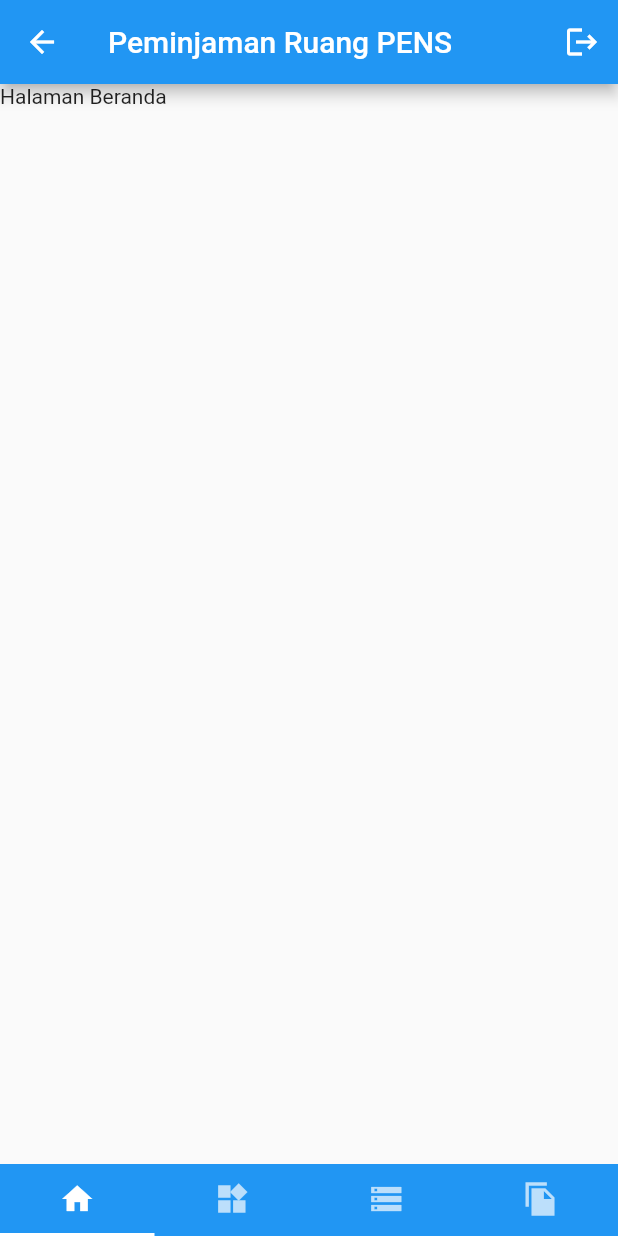
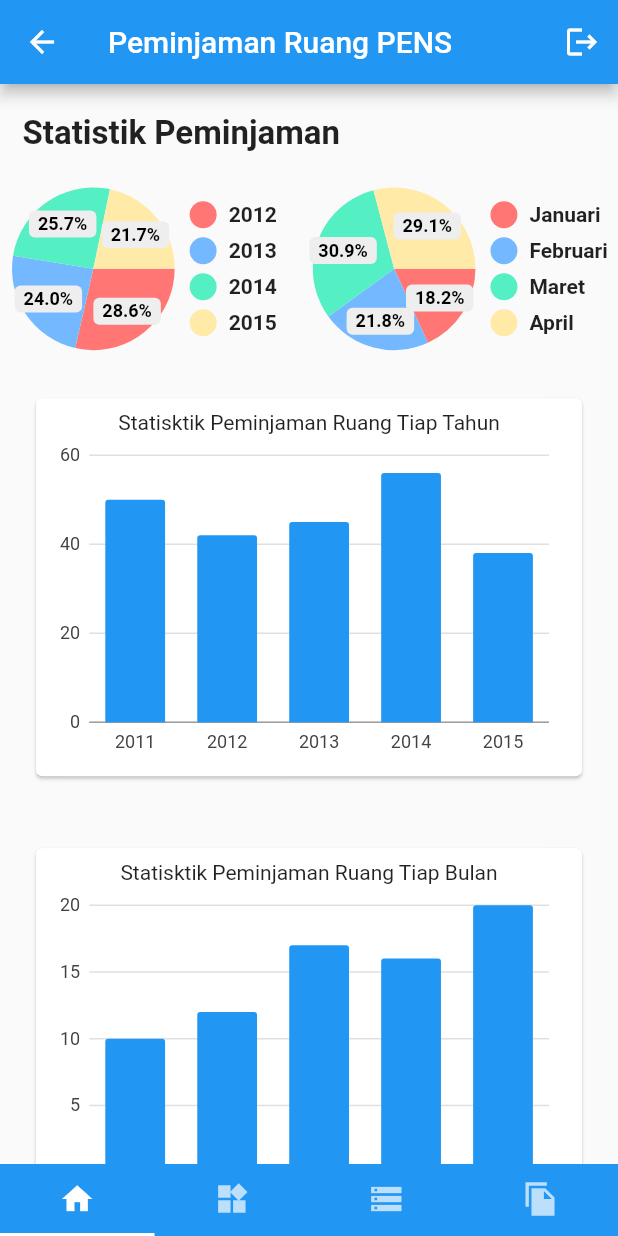
Before and after one commit to fiqriAidin/apk_peminjaman_ruang, a Flutter app: the HomeAdmin screen opened directly, on a phone screen of 412 x 824 dp. Run offline on Flutter 3.47's test engine with Material 2 defaults, Android fonts, the phone set to English and light mode, and no system bars; drawn by our look-alikes of pie_chart; our stand-ins replace charts_flutter, file_picker, introduction_screen.

Commit message:
pengerjaan 23-09-2022

```diff
--- a/lib/pages/beranda.dart
+++ b/lib/pages/beranda.dart
@@ -1,11 +1,83 @@
 import 'package:flutter/material.dart';
 import 'package:peminjaman_ruang/pages/login.dart';
+import 'package:charts_flutter/flutter.dart' as charts;
+import 'package:pie_chart/pie_chart.dart';
+
+//membuat model dalam satu tahun
+class Years {
+  final String year;
+  final int count;
+
+  Years({
+    required this.year,
+    required this.count,
+  });
+}
+
+//membuat model dalam satu bulan
+class Months {
+  final String months;
+  final int count;
+
+  Months({
+    required this.months,
+    required this.count,
+  });
+}
 
 class Beranda extends StatelessWidget {
-  const Beranda({Key? key}) : super(key: key);
+  Beranda({Key? key}) : super(key: key);
+
+  final List<Years> data1 = [
+    Years(year: "2011", count: 50),
+    Years(year: "2012", count: 42),
+    Years(year: "2013", count: 45),
+    Years(year: "2014", count: 56),
+    Years(year: "2015", count: 38),
+  ];
+
+  final List<Months> data2 = [
+    Months(months: "Januari", count: 10),
+    Months(months: "Februari", count: 12),
+    Months(months: "Maret", count: 17),
+    Months(months: "April", count: 16),
+    Months(months: "Mei", count: 20),
+  ];
+
+  Map<String, double> dataMap1 = {
+    "2012": 50,
+    "2013": 42,
+    "2014": 45,
+    "2015": 38,
+  };
+
+  Map<String, double> dataMap2 = {
+    "Januari": 10,
+    "Februari": 12,
+    "Maret": 17,
+    "April": 16,
+  };
 
   @override
   Widget build(BuildContext context) {
+    List<charts.Series<Years, String>> series1 = [
+      charts.Series(
+        id: "Years",
+        data: data1,
+        domainFn: (Years series, _) => series.year,
+        measureFn: (Years series, _) => series.count,
+      )
+    ];
+
+    List<charts.Series<Months, String>> series2 = [
+      charts.Series(
+        id: "Years",
+        data: data2,
+        domainFn: (Months series, _) => series.months,
+        measureFn: (Months series, _) => series.count,
+      )
+    ];
+
     return Scaffold(
       appBar: AppBar(
         title: const Text("Peminjaman Ruang PENS"),
@@ -23,8 +95,87 @@
               ))
         ],
       ),
-      body: Container(
-        child: const Text('Halaman Beranda'),
+      body: ListView(
+        children: [
+          Padding(padding: EdgeInsets.only(top: 20)),
+          Container(
+            padding: EdgeInsets.only(left: 15, bottom: 15),
+            child: Text(
+              "Statistik Peminjaman",
+              style: TextStyle(
+                fontSize: 22,
+                fontWeight: FontWeight.bold,
+              ),
+            ),
+          ),
+          Row(
+            mainAxisAlignment: MainAxisAlignment.center,
+            children: [
+              PieChart(
+                dataMap: dataMap1,
+                animationDuration: Duration(milliseconds: 1000),
+                chartLegendSpacing: 10,
+                chartRadius: MediaQuery.of(context).size.width / 3.8,
+                chartValuesOptions: ChartValuesOptions(
+                  showChartValuesInPercentage: true,
+                ),
+              ),
+              PieChart(
+                dataMap: dataMap2,
+                animationDuration: Duration(milliseconds: 1000),
+                chartLegendSpacing: 10,
+                chartRadius: MediaQuery.of(context).size.width / 3.8,
+                chartValuesOptions: ChartValuesOptions(
+                  showChartValuesInPercentage: true,
+                ),
+              ),
+            ],
+          ),
+          Container(
+            height: 300,
+            padding: EdgeInsets.all(20),
+            child: Card(
+              child: Padding(
+                padding: const EdgeInsets.all(8.0),
+                child: Column(
+                  children: <Widget>[
+                    Text(
+                      "Statisktik Peminjaman Ruang Tiap Tahun",
+                    ),
+                    Expanded(
+                      child: charts.BarChart(
+                        series1,
+                        animate: true,
+                      ),
+                    ),
+                  ],
+                ),
+              ),
+            ),
+          ),
+          Container(
+            height: 300,
+            padding: EdgeInsets.all(20),
+            child: Card(
+              child: Padding(
+                padding: const EdgeInsets.all(8.0),
+                child: Column(
+                  children: <Widget>[
+                    Text(
+                      "Statisktik Peminjaman Ruang Tiap Bulan",
+                    ),
+                    Expanded(
+                      child: charts.BarChart(
+                        series2,
+                        animate: true,
+                      ),
+                    ),
+                  ],
+                ),
+              ),
+            ),
+          ),
+        ],
       ),
     );
   }
--- a/lib/pages/homeAdmin.dart
+++ b/lib/pages/homeAdmin.dart
@@ -32,7 +32,7 @@
     return Scaffold(
       body: TabBarView(
         controller: controller,
-        children: const [
+        children: [
           Beranda(),
           MasterStatus(),
           ListRuang(),
--- a/lib/pages/homeUsers.dart
+++ b/lib/pages/homeUsers.dart
@@ -31,7 +31,7 @@
     return Scaffold(
       body: TabBarView(
         controller: controller,
-        children: const [
+        children: [
           Beranda(),
           ListRuang(),
           ListPesananUser(),
--- a/lib/pages/pesan_ruang.dart
+++ b/lib/pages/pesan_ruang.dart
@@ -207,6 +207,12 @@
           onPressed: () {
             kirimValue();
           },
+          style: ElevatedButton.styleFrom(
+            backgroundColor: Theme.of(context).primaryColor,
+            shape: RoundedRectangleBorder(
+              borderRadius: BorderRadius.circular(0),
+            ),
+          ),
           child: const Text(
             "Pesan",
             style: TextStyle(fontSize: 18.0, color: Colors.white),
--- a/pubspec.yaml
+++ b/pubspec.yaml
@@ -15,6 +15,8 @@
   cupertino_icons: ^1.0.2
   introduction_screen: ^3.0.1
   http: ^0.13.4
+  charts_flutter: ^0.12.0
+  pie_chart: ^5.3.2
 
 dev_dependencies:
   flutter_test:
```
Also changed, not shown: pubspec.lock.
